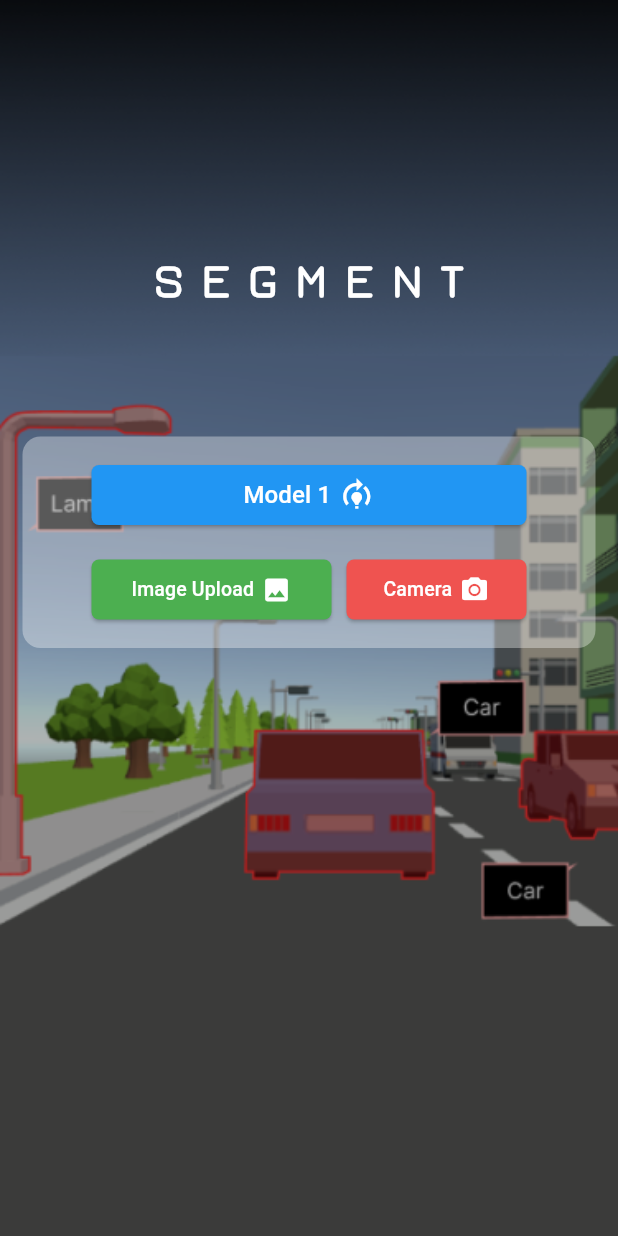
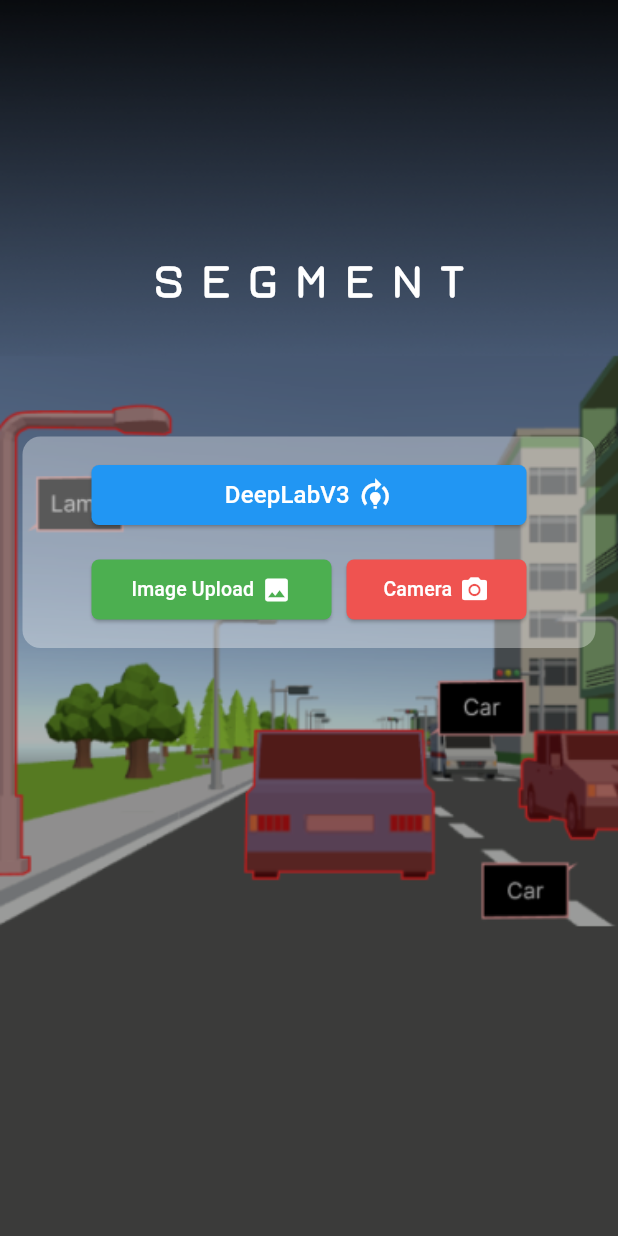
Before and after one commit to Mhidayah19/ICT3217_ImageSegmentation, a Flutter app: the screen it shows after launch, on a phone screen of 412 x 824 dp. Run offline on Flutter 3.47's test engine with Material 3 defaults, Android fonts, the light colour scheme and no system bars; our stand-ins replace camera; missing offline and left inert: tflite_flutter.

Commit message:
Models selector feature

```diff
--- /dev/null
+++ b/lib/core/constants/model_constants.dart
@@ -0,0 +1,24 @@
+import '../../models/segmentation_model.dart';
+
+class ModelConstants {
+  static const List<SegmentationModel> availableModels = [
+    SegmentationModel(
+      name: 'DeepLabV3',
+      folderPath: 'assets/models/DeepLabV3',
+      modelPath: 'assets/models/DeepLabV3/deeplabv3_257_mv_gpu.tflite',
+      labelPath: 'assets/models/DeepLabV3/deeplabv3_257_mv_gpu.txt',
+    ),
+    SegmentationModel(
+      name: 'AloyBisnet',
+      folderPath: 'assets/models/AloyBisnet',
+      modelPath: 'assets/models/AloyBisnet/aloy_bisenet_model.tflite',
+      labelPath: 'assets/models/AloyBisnet/labels.txt',
+    ),
+    SegmentationModel(
+      name: 'Semantic',
+      folderPath: 'assets/models/Semantic',
+      modelPath: 'assets/models/Semantic/semantic_model.tflite',
+      labelPath: 'assets/models/Semantic/semantic_model.txt',
+    ),
+  ];
+}
--- /dev/null
+++ b/lib/models/segmentation_model.dart
@@ -0,0 +1,13 @@
+class SegmentationModel {
+  final String name;
+  final String folderPath;
+  final String modelPath;
+  final String labelPath;
+
+  const SegmentationModel({
+    required this.name,
+    required this.folderPath,
+    required this.modelPath,
+    required this.labelPath,
+  });
+}
--- a/lib/presentation/camera_screen.dart
+++ b/lib/presentation/camera_screen.dart
@@ -6,15 +6,18 @@ import '../helper/image_segmentation_helper.dart';
 import 'package:image/image.dart' as image_lib;
 import 'dart:ui' as ui;
 import '../widgets/overlay_painter.dart';
+import '../models/segmentation_model.dart';
 
 class CameraScreen extends StatefulWidget {
   final String title;
   final List<CameraDescription> cameras;
+  final SegmentationModel selectedModel;
 
   const CameraScreen({
     super.key,
     required this.title,
     required this.cameras,
+    required this.selectedModel,
   });
 
   @override
@@ -66,7 +69,7 @@ class _CameraScreenState extends State<CameraScreen> with WidgetsBindingObserver
   }
 
   void _initHelper() {
-    _imageSegmentationHelper = ImageSegmentationHelper();
+    _imageSegmentationHelper = ImageSegmentationHelper(model: widget.selectedModel);
     _imageSegmentationHelper.initHelper();
     _initCamera();
   }
--- a/lib/presentation/home_screen.dart
+++ b/lib/presentation/home_screen.dart
@@ -3,6 +3,8 @@ import 'package:flutter/cupertino.dart';
 import 'camera_screen.dart';
 import 'package:camera/camera.dart';
 import '../core/constants/ui_constants.dart';
+import '../core/constants/model_constants.dart';
+import '../models/segmentation_model.dart';
 
 class HomeScreen extends StatefulWidget {
   final List<CameraDescription> cameras;
@@ -14,14 +16,7 @@ class HomeScreen extends StatefulWidget {
 }
 
 class _HomeScreenState extends State<HomeScreen> {
-  String _selectedModel = 'Model 1'; // Default selected model
-  final List<String> _availableModels = [
-    'Model 1',
-    'Model 2',
-    'Model 3',
-    'Model 4',
-    'Model 5',
-  ];
+  SegmentationModel _selectedModel = ModelConstants.availableModels[0];
 
   @override
   Widget build(BuildContext context) {
@@ -109,7 +104,7 @@ class _HomeScreenState extends State<HomeScreen> {
       width: UIConstants.kModelButtonWidth,
       child: _CustomButton(
         onPressed: () => _showModelPicker(context),
-        label: _selectedModel,
+        label: _selectedModel.name,
         icon: Icons.model_training,
         backgroundColor: Colors.blue,
       ),
@@ -131,17 +126,18 @@ class _HomeScreenState extends State<HomeScreen> {
                   backgroundColor: Colors.white,
                   itemExtent: 40,
                   scrollController: FixedExtentScrollController(
-                    initialItem: _availableModels.indexOf(_selectedModel),
+                    initialItem: ModelConstants.availableModels
+                        .indexOf(_selectedModel),
                   ),
                   onSelectedItemChanged: (int index) {
                     setState(() {
-                      _selectedModel = _availableModels[index];
+                      _selectedModel = ModelConstants.availableModels[index];
                     });
                   },
-                  children: _availableModels.map((String model) {
+                  children: ModelConstants.availableModels.map((model) {
                     return Center(
                       child: Text(
-                        model,
+                        model.name,
                         style: const TextStyle(
                           fontSize: 20,
                           color: Colors.black87,
@@ -243,6 +239,7 @@ class _HomeScreenState extends State<HomeScreen> {
         builder: (context) => CameraScreen(
           title: 'Image Segmentation',
           cameras: widget.cameras,
+          selectedModel: _selectedModel,
         ),
       ),
     );
--- a/pubspec.yaml
+++ b/pubspec.yaml
@@ -65,6 +65,9 @@ flutter:
   assets:
     - assets/images/
     - assets/
+    - assets/models/DeepLabV3/
+    - assets/models/AloyBisnet/
+    - assets/models/Semantic/
 
   fonts:
     - family: Jura
```
Also changed, not shown: lib/helper/image_segmentation_helper.dart (+7 -2 lines).
